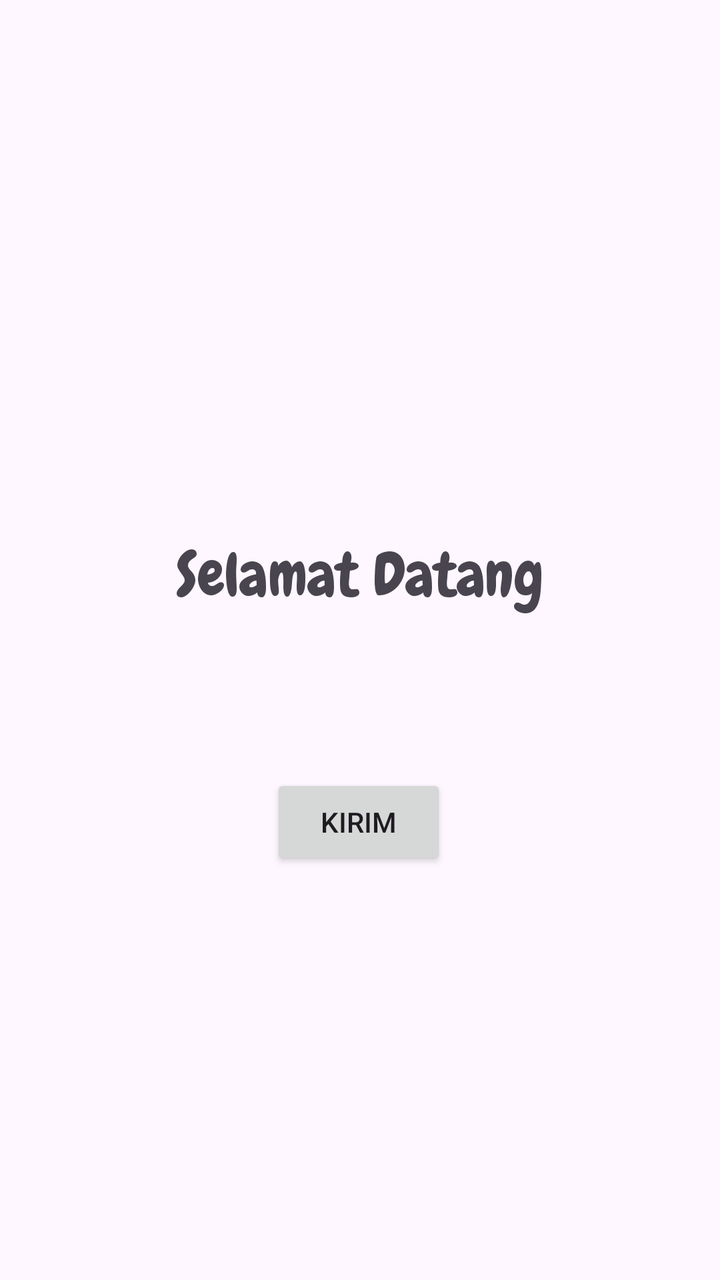
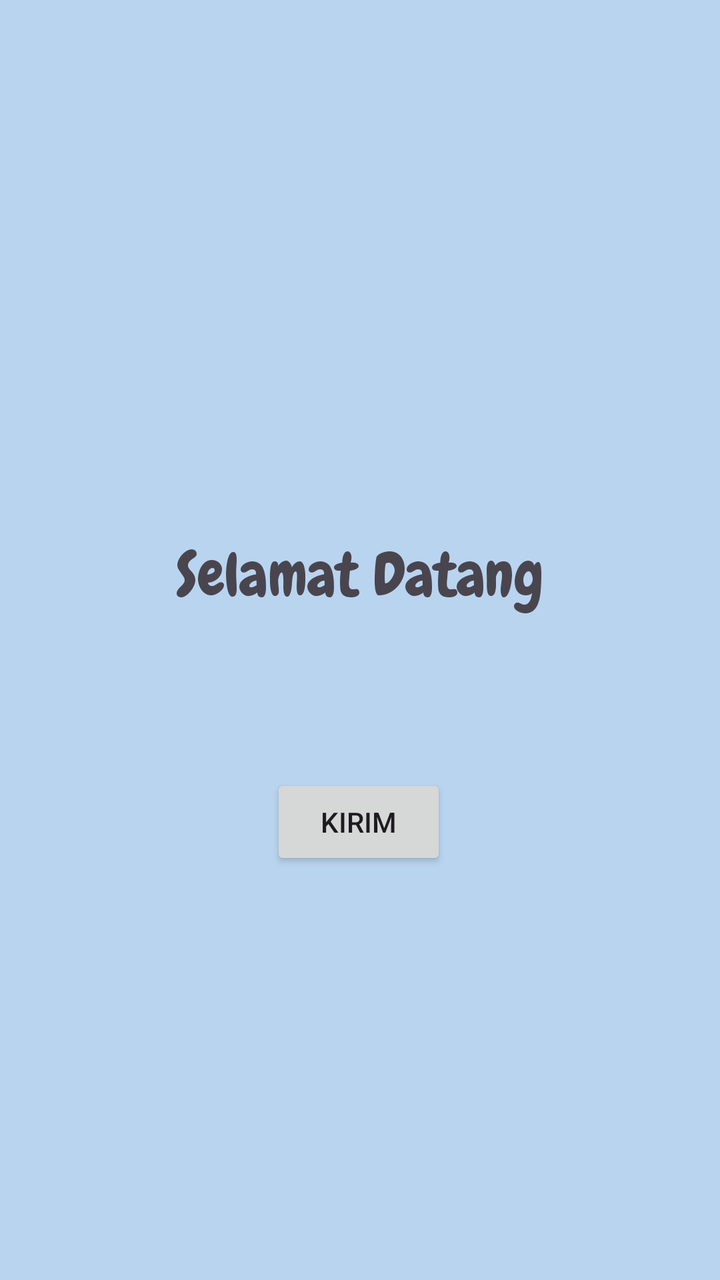

The first picture is an Android layout as it rendered before a commit; the second is the same layout after the commit. The layout source and the unified diff follow.
<!-- AndroidManifest.xml: application theme Theme.Tasya_3tif -->
<!-- res/layout/activity_main.xml -->
<?xml version="1.0" encoding="utf-8"?>
<androidx.constraintlayout.widget.ConstraintLayout xmlns:android="http://schemas.android.com/apk/res/android"
    xmlns:app="http://schemas.android.com/apk/res-auto"
    xmlns:tools="http://schemas.android.com/tools"
    android:id="@+id/main"
    android:layout_width="match_parent"
    android:layout_height="match_parent"
    tools:context=".MainActivity">

    <TextView
        android:id="@+id/inputan"
        android:layout_width="wrap_content"
        android:layout_height="wrap_content"
        android:layout_marginTop="268dp"
        android:text="Selamat Datang"
        android:fontFamily="@font/chewy"
        android:textSize="30sp"
        app:layout_constraintEnd_toEndOf="parent"
        app:layout_constraintStart_toStartOf="parent"
        app:layout_constraintTop_toTopOf="parent" />

    <Button
        android:id="@+id/btnToFourth"
        android:layout_width="wrap_content"
        android:layout_height="wrap_content"
        android:layout_marginTop="80dp"
        android:text="kirim"
        app:layout_constraintEnd_toEndOf="parent"
        app:layout_constraintHorizontal_bias="0.498"
        app:layout_constraintStart_toStartOf="parent"
        app:layout_constraintTop_toBottomOf="@+id/inputan" />

</androidx.constraintlayout.widget.ConstraintLayout>
<!-- resources referenced by this layout -->
<resources>
  <style name="Theme.Tasya_3tif" parent="Base.Theme.Tasya_3tif" />
  <style name="Base.Theme.Tasya_3tif" parent="Theme.Material3.DayNight.NoActionBar">
          
          
      </style>
</resources>

<!-- the commit's change to res/layout/activity_main.xml (unified diff, before → after) -->
@@ -5,6 +5,7 @@
     android:id="@+id/main"
     android:layout_width="match_parent"
     android:layout_height="match_parent"
+    android:background="#B9D4EF"
     tools:context=".MainActivity">
 
     <TextView
